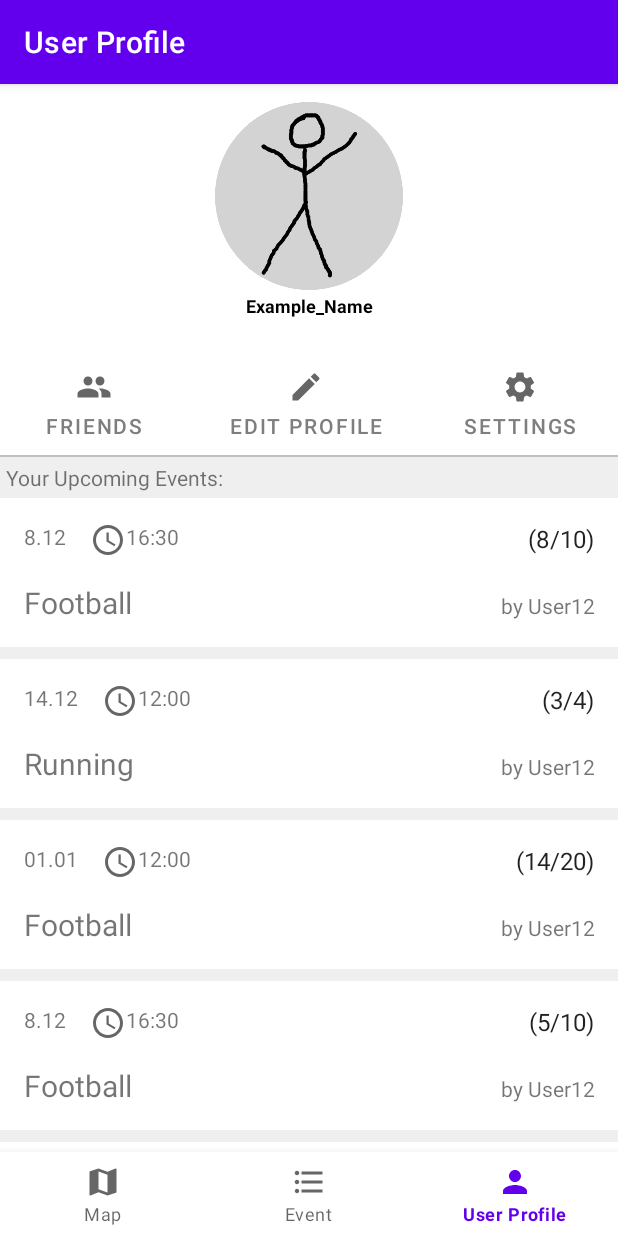
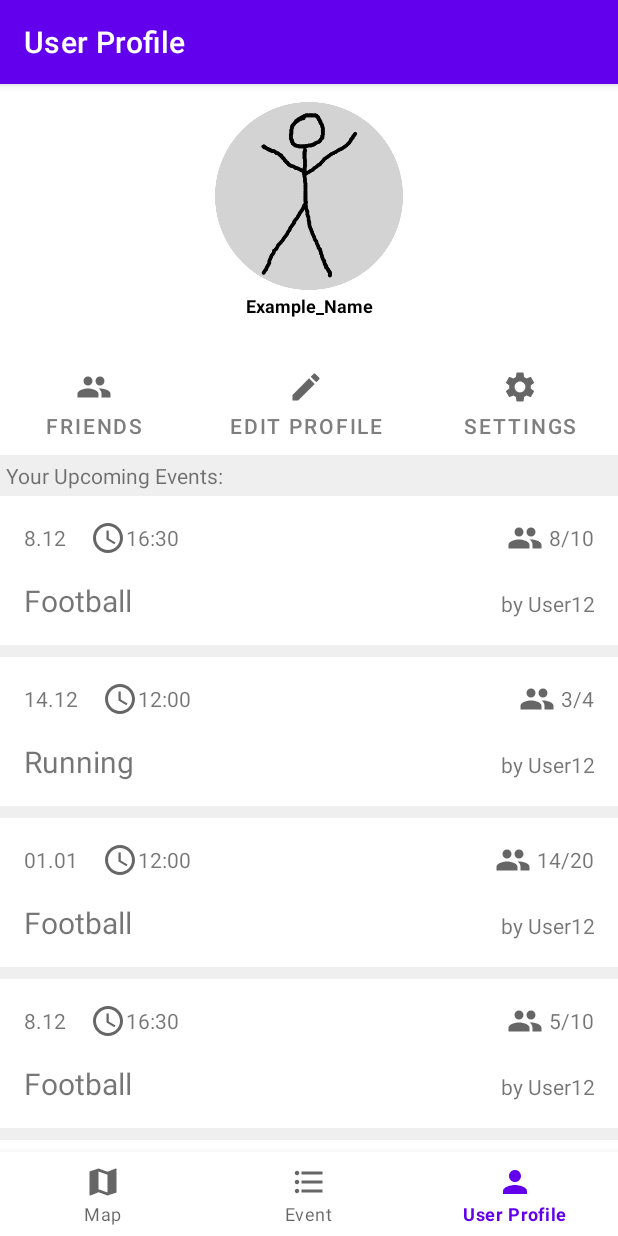
Before and after one commit to Gandalfalex/EAMA_Project, an Android app: the UserFragment screen opened through its navigation route, on a phone screen of 412 x 824 dp. Run offline under Robolectric (Android 15) with nearby library versions, the phone set to English and light mode, and no system bars; our stand-ins replace Volley, navigation-ui; network calls fail.

Commit message:
done some very small changes to ui

```diff
--- a/Project/MeetForSport/app/src/main/res/layout/activity_event_creator.xml
+++ b/Project/MeetForSport/app/src/main/res/layout/activity_event_creator.xml
@@ -141,7 +141,7 @@
         android:layout_centerHorizontal="true"
         android:layout_marginTop="33dp"
         android:gravity="center"
-        android:text="@string/sport"
+        android:text="@string/more_information"
         android:textSize="@dimen/activity_sectionHeadline" />
 
 
--- a/Project/MeetForSport/app/src/main/res/layout/event_recyclerview_information_holder.xml
+++ b/Project/MeetForSport/app/src/main/res/layout/event_recyclerview_information_holder.xml
@@ -31,17 +31,28 @@
                 android:layout_width="wrap_content"
                 android:layout_height="wrap_content"
                 android:layout_marginStart="16dp"
+                android:gravity="center"
                 app:drawableStartCompat="@drawable/ic_baseline_access_time" />
 
         </LinearLayout>
 
-        <TextView
-            android:id="@+id/my_events_participants"
+        <LinearLayout
             android:layout_width="wrap_content"
             android:layout_height="wrap_content"
-            android:layout_weight="0.5"
+            android:orientation="horizontal"
             android:gravity="end"
-            android:textAppearance="?attr/textAppearanceListItem" />
+            android:layout_weight="0.5">
+
+            <TextView
+                android:id="@+id/my_events_participants"
+                android:layout_width="wrap_content"
+                android:layout_height="wrap_content"
+                android:drawablePadding="4dp"
+                android:gravity="center"
+                app:drawableStartCompat="@drawable/ic_baseline_participants"
+                />
+
+        </LinearLayout>
 
     </LinearLayout>
 
--- a/Project/MeetForSport/app/src/main/res/layout/fragment_user.xml
+++ b/Project/MeetForSport/app/src/main/res/layout/fragment_user.xml
@@ -76,35 +76,6 @@
             style="?android:attr/buttonBarButtonStyle" />
     </LinearLayout>
 
-    <LinearLayout
-        android:id="@+id/event_list_title_layout"
-        android:layout_width="wrap_content"
-        android:layout_height="wrap_content"
-        android:orientation="vertical"
-        app:layout_constraintEnd_toEndOf="parent"
-        app:layout_constraintStart_toStartOf="parent"
-        app:layout_constraintTop_toBottomOf="@+id/button_bar"
-        >
-
-        <View
-            android:layout_width="match_parent"
-            android:layout_height="1dp"
-            android:background="#c0c0c0"
-            android:layout_marginBottom="0dp"
-            />
-
-        <TextView
-            android:layout_width="match_parent"
-            android:layout_height="wrap_content"
-            android:textSize="20sp"
-            android:visibility="gone"
-            android:text="@string/your_upcoming_events"
-            android:gravity="center"
-            android:paddingVertical="4dp"/>
-
-
-    </LinearLayout>
-
     <TextView
         android:id="@+id/search_results_label"
         android:layout_width="match_parent"
@@ -115,7 +86,7 @@
         android:text="@string/your_upcoming_events"
         android:paddingHorizontal="4dp"
         android:paddingTop="4dp"
-        app:layout_constraintTop_toBottomOf="@id/event_list_title_layout"/>
+        app:layout_constraintTop_toBottomOf="@id/button_bar"/>
 
     <androidx.recyclerview.widget.RecyclerView
         android:id="@+id/event_recycler_view"
--- a/Project/MeetForSport/app/src/main/res/values/strings.xml
+++ b/Project/MeetForSport/app/src/main/res/values/strings.xml
@@ -18,7 +18,7 @@
 
     <!-- Create new Event Strings -->
     <string name="new_Event">new Event</string>
-    <string name="new_Event_planner_headline">plan your new event</string>
+    <string name="new_Event_planner_headline">New Event</string>
 
     <string name="find_location">find location</string>
     <string name="address">this will be your address</string>
@@ -26,6 +26,7 @@
     <string name="sport">Sport</string>
     <string name="description">Description</string>
     <string name="find_sport">find sport</string>
+    <string name="more_information">More Information:</string>
 
 
     <!-- Sport information -->
```
Also changed, not shown: Project/MeetForSport/app/src/main/java/com/example/meetforsport/ui/EventMode/EventFragment.java (+10 -10 lines), Project/MeetForSport/app/src/main/java/com/example/meetforsport/ui/UserMode/UserFragment.java (+6 -6 lines).
